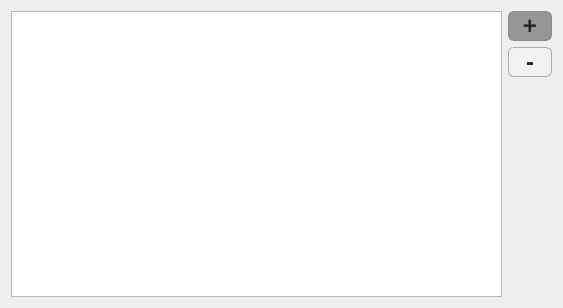
Above: widget.ui from ergo471/badLauncher before the change. Below: the same form after it.
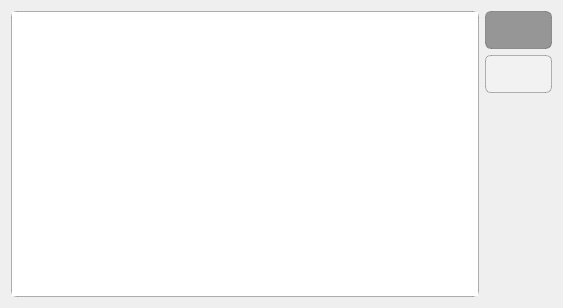
That is the form after the change. Icons and pictures are not drawn.

The edit to the form file:
```diff
--- a/widget.ui
+++ b/widget.ui
@@ -10,6 +10,11 @@
     <height>308</height>
    </rect>
   </property>
+  <property name="font">
+   <font>
+    <family>Poppins</family>
+   </font>
+  </property>
   <property name="windowTitle">
    <string>Widget</string>
   </property>
@@ -17,27 +22,39 @@
    <string notr="true">/*background-color: rgb(255, 255, 255);*/
 </string>
   </property>
-  <layout class="QGridLayout" name="gridLayout">
-   <item row="0" column="0">
+  <layout class="QHBoxLayout" name="horizontalLayout">
+   <item>
     <widget class="QListWidget" name="listWidget">
      <property name="styleSheet">
-      <string notr="true">/*
+      <string notr="true">QListWidget#listWidget{
+
 border-radius: 6px;
-border-style: inset;
-border-width: 1px;
+border: 1px solid;
 border-color: rgba(0,0,0,70);
-background-color: rgb(40, 40, 40);
-*/</string>
+
+}</string>
      </property>
     </widget>
    </item>
-   <item row="0" column="1">
+   <item>
     <layout class="QVBoxLayout" name="verticalLayout">
      <item>
       <widget class="QPushButton" name="addBtn">
+       <property name="sizePolicy">
+        <sizepolicy hsizetype="Fixed" vsizetype="Fixed">
+         <horstretch>0</horstretch>
+         <verstretch>0</verstretch>
+        </sizepolicy>
+       </property>
        <property name="minimumSize">
         <size>
-         <width>44</width>
+         <width>42</width>
+         <height>38</height>
+        </size>
+       </property>
+       <property name="baseSize">
+        <size>
+         <width>0</width>
          <height>0</height>
         </size>
        </property>
@@ -66,7 +83,17 @@
 </string>
        </property>
        <property name="text">
-        <string>+</string>
+        <string/>
+       </property>
+       <property name="icon">
+        <iconset resource="sources.qrc">
+         <normaloff>:/images/plus-round.png</normaloff>:/images/plus-round.png</iconset>
+       </property>
+       <property name="iconSize">
+        <size>
+         <width>30</width>
+         <height>30</height>
+        </size>
        </property>
       </widget>
      </item>
@@ -75,10 +102,16 @@
        <property name="enabled">
         <bool>false</bool>
        </property>
+       <property name="sizePolicy">
+        <sizepolicy hsizetype="Fixed" vsizetype="Fixed">
+         <horstretch>0</horstretch>
+         <verstretch>0</verstretch>
+        </sizepolicy>
+       </property>
        <property name="minimumSize">
         <size>
-         <width>44</width>
-         <height>0</height>
+         <width>42</width>
+         <height>38</height>
         </size>
        </property>
        <property name="font">
@@ -110,7 +143,17 @@
 </string>
        </property>
        <property name="text">
-        <string>-</string>
+        <string/>
+       </property>
+       <property name="icon">
+        <iconset resource="sources.qrc">
+         <normaloff>:/images/minus-trash.png</normaloff>:/images/minus-trash.png</iconset>
+       </property>
+       <property name="iconSize">
+        <size>
+         <width>30</width>
+         <height>30</height>
+        </size>
        </property>
       </widget>
      </item>
```
Left out of the diff: 4 changed lines with no effect on the pictures.
